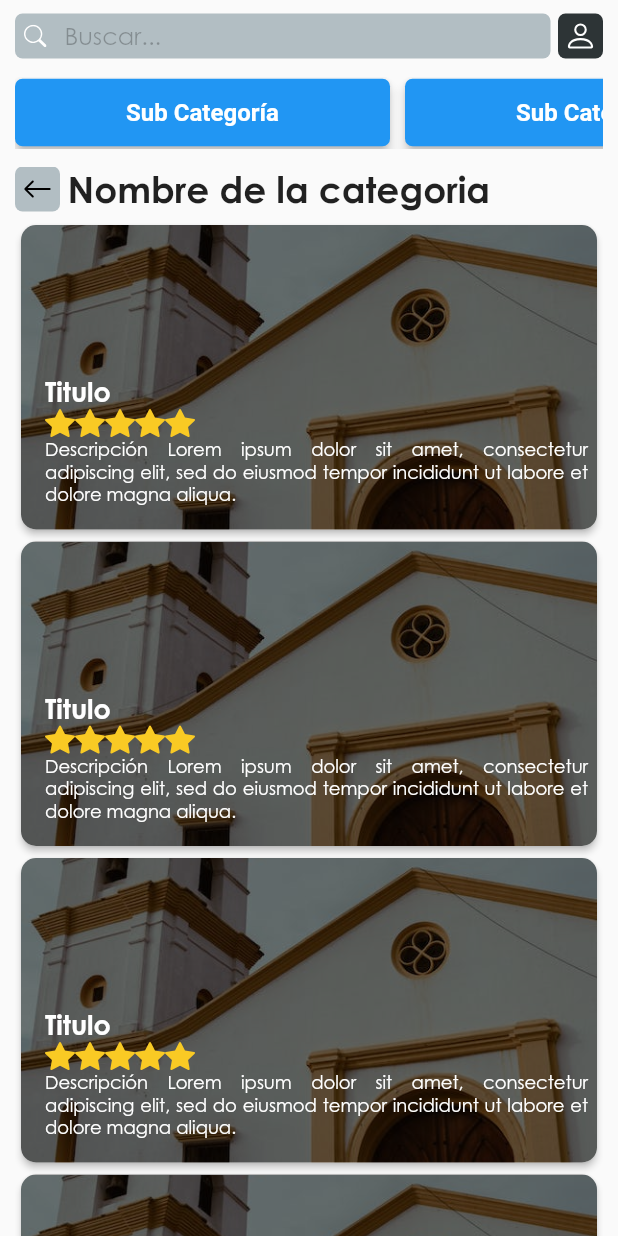
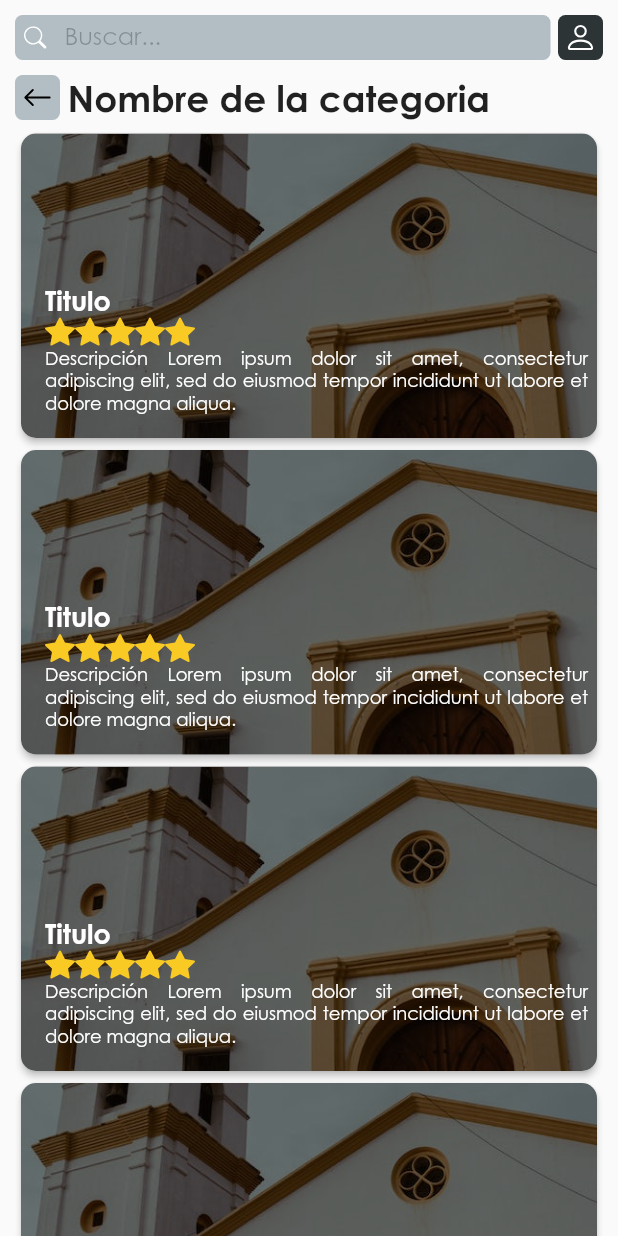
Before and after one commit to pueblobelloapp/TouristApp, a Flutter app: the screen it shows after launch, after a tap on "Ver más", on a phone screen of 412 x 824 dp. Run offline on Flutter 3.47's test engine with Material 2 defaults, Android fonts, the phone set to English and light mode, and no system bars; our stand-ins replace bootstrap_icons, cloud_firestore, email_validator, equatable, firebase_auth, firebase_core and 10 more; accounts and stored records are empty.

Commit message:
popup menu usuario y text buscar, modificados

```diff
--- a/lib/Recursos/Paginas/Home/home.dart
+++ b/lib/Recursos/Paginas/Home/home.dart
@@ -1,6 +1,7 @@
 import 'package:app_turismo_usuario/Recursos/Modelos/Tarjeta_turistica/tarjeta_turistica.dart';
 import 'package:app_turismo_usuario/Recursos/Modelos/Tarjeta_turistica_mini/tarjeta_turistica_mini.dart';
 import 'package:app_turismo_usuario/Recursos/Paginas/Detalles/detail.dart';
+import 'package:app_turismo_usuario/Recursos/Paginas/Home/homeController.dart';
 import 'package:app_turismo_usuario/Recursos/Paginas/Lista_sitio/Site_list.dart';
 import 'package:app_turismo_usuario/Recursos/Widget/Custom_elevated_button.dart';
 import 'package:app_turismo_usuario/Recursos/Widget/custom_textFormField.dart';
@@ -11,16 +12,55 @@ import 'package:flutter/material.dart';
 import 'package:get/get.dart';
 import '../../Modelos/Tarjeta_turistica/tarjeta_turistica_controller.dart';
 import '../../Widget/ContainerText.dart';
+import '../../Widget/PopUpMenuUsuario.dart';
 import '../../theme/app_theme.dart';
-import '../Login/LoginControllers.dart';
-import '../Perfil/Perfil.dart';
-import '../Recuperar_contrasena/RecuperarContrasena.dart';
-import 'HomeController.dart';
+// import 'HomeController.dart';
 
 class Home extends GetView<HomeController> {
+  final HomeController controller = Get.put<HomeController>(HomeController());
   @override
   Widget build(BuildContext context) {
     return Scaffold(
+      appBar: PreferredSize(
+        preferredSize: const Size.fromHeight(60),
+        child: SafeArea(
+          child: Container(
+            padding: const EdgeInsets.only(top: 10, left: 10, right: 10),
+            child: Row(
+              children: <Widget>[
+                Expanded(
+                    child: SizedBox(
+                        height: 30.0,
+                        child: CustomTextFormField(
+                          readOnly: true,
+                          icon: const Icon(
+                            BootstrapIcons.search,
+                            color: AppBasicColors.white,
+                            size: 15.0,
+                          ),
+                          textGuide: 'Buscar...',
+                          obscureText: false,
+                          onTap: (){
+                            Get.to(SiteList(esBuscar: true,));
+                          },
+                          contentPadding:const EdgeInsets.only(top: 8, bottom: 6),
+                          fillColor: const Color.fromRGBO(178, 190, 195, 1),
+                        ))),
+                const SizedBox(
+                  width: 5.0,
+                ),
+                Container(
+                    height: 30.0,
+                    width: 30.0,
+                    decoration: const BoxDecoration(
+                        color: Color.fromRGBO(45, 52, 54, 1),
+                        borderRadius: BorderRadius.all(Radius.circular(5.0))),
+                    child: const PopUpMenuPerfil()),
+              ],
+            ),
+          ),
+        ),
+      ),
       body: Container(
         // margin: const EdgeInsets.fromLTRB(10, 0, 10, 0),
         child: Column(
@@ -41,47 +81,12 @@ class Home extends GetView<HomeController> {
 }
 
 Widget _bodyContainer(BuildContext context) {
-  final controller = Get.put<HomeController>(HomeController());
+  final HomeController controller = Get.find();
 
   return Stack(children: [
     SafeArea(
       child: Column(
         children: [
-          Row(
-            children: <Widget>[
-              Expanded(
-                  child: SizedBox(
-                      height: 30.0,
-                      /*decoration: const BoxDecoration(
-                        borderRadius: BorderRadius.all(Radius.circular(5.0)),
-                      ),*/
-                      child: CustomTextFormField(
-                        controller: controller.search,
-                        icon: const Icon(
-                          BootstrapIcons.search,
-                          color: AppBasicColors.white,
-                          size: 15.0,
-                        ),
-                        textGuide: 'Buscar...',
-                        obscureText: false,
-                        textInputType: TextInputType.name,
-                        contentPadding:
-                            const EdgeInsets.symmetric(vertical: 5.0),
-                        fillColor: const Color.fromRGBO(178, 190, 195, 1),
-                      ))),
-              const SizedBox(
-                width: 5.0,
-              ),
-              Container(
-                  height: 30.0,
-                  width: 30.0,
-                  decoration: const BoxDecoration(
-                      color: Color.fromRGBO(45, 52, 54, 1),
-                      borderRadius: BorderRadius.all(Radius.circular(5.0))),
-                  child: _popupMenuProfile(context)),
-            ],
-          ),
-          const SizedBox(height: 12.0),
           _buildButtonRow(),
           const SizedBox(height: 12.0),
         ],
@@ -92,6 +97,7 @@ Widget _bodyContainer(BuildContext context) {
 
 Widget _buildButtonRow() {
   final buttons = [
+    const SizedBox(width: 10,),
     CustomElevatedButton(
         color: AppBasicColors.greyMun,
         textColor: AppBasicColors.black,
@@ -128,6 +134,7 @@ Widget _buildButtonRow() {
         onPressed: () {
           Get.to(const Detail());
         }),
+        const SizedBox(width: 10,),
     /* CustomRowButton(
       color: AppBasicColors.greyMun,
       icon: BootstrapIcons.book,
@@ -169,7 +176,7 @@ Widget _listTurismo(BuildContext context) {
       WidgetText(
         text: 'Sitios de interés',
         onPressed: () {
-          Get.to(const SiteList());
+          Get.to(SiteList());
         },
         buttonText: 'Ver más',
       ),
@@ -208,7 +215,7 @@ Widget _listTurismo(BuildContext context) {
         buttonText: 'Ver más',
       ),
       //Inicio creacion se sitio turistico
-      syteTurismList(context),
+      d(context),
       ////Creacion fin sitio turistico
       WidgetText(
         text: 'Bienestar',
@@ -271,117 +278,9 @@ Widget _listTurismo(BuildContext context) {
   );
 }
 
-Widget _popupMenuProfile(context) {
-  return PopupMenuButton(
-    icon: Transform.scale(
-      scale: 1.6,
-      child: const Icon(
-        BootstrapIcons.person,
-        color: AppBasicColors.white,
-      ),
-    ),
-    iconSize: 14.0,
-    itemBuilder: (BuildContext context) {
-      return <PopupMenuEntry>[
-        PopupMenuItem(
-          value: 1,
-          child: Container(
-            color: const Color.fromRGBO(255, 255, 255, 1),
-            child: ListTile(
-              leading: Container(
-                height: 30.0,
-                width: 30.0,
-                decoration: const BoxDecoration(
-                    color: Color.fromRGBO(45, 52, 54, 1),
-                    borderRadius: BorderRadius.all(Radius.circular(5.0))),
-                child: const Icon(
-                  BootstrapIcons.person,
-                  color: AppBasicColors.white,
-                  //size: 15.0,
-                ),
-              ),
-              title: const Text(
-                'Mi perfil',
-                style: TextStyle(fontWeight: FontWeight.bold),
-              ),
-            ),
-          ),
-        ),
-        PopupMenuItem(
-          value: 2,
-          child: Container(
-            color: const Color.fromRGBO(255, 255, 255, 1),
-            child: ListTile(
-              leading: Container(
-                height: 30.0,
-                width: 30.0,
-                decoration: const BoxDecoration(
-                    color: Color.fromRGBO(45, 52, 54, 1),
-                    borderRadius: BorderRadius.all(Radius.circular(5.0))),
-                child: const Icon(
-                  BootstrapIcons.lock,
-                  color: AppBasicColors.white,
-                ),
-              ),
-              title: const Text(
-                'Cambiar clave',
-                style: TextStyle(fontWeight: FontWeight.bold),
-              ),
-            ),
-          ),
-        ),
-        PopupMenuItem(
-          value: 3,
-          child: Container(
-            color: const Color.fromRGBO(255, 255, 255, 1),
-            child: ListTile(
-              leading: Container(
-                height: 30.0,
-                width: 30.0,
-                decoration: const BoxDecoration(
-                    color: Color.fromRGBO(45, 52, 54, 1),
-                    borderRadius: BorderRadius.all(Radius.circular(5.0))),
-                child: const Icon(
-                  BootstrapIcons.power,
-                  color: AppBasicColors.white,
-                ),
-              ),
-              title: const Text(
-                'Cerrar sesión',
-                style: TextStyle(fontWeight: FontWeight.bold),
-              ),
-            ),
-          ),
-        ),
-      ];
-    },
-    onSelected: (value) {
-      switch (value) {
-        case 1:
-          showDialog(
-              context: context,
-              builder: (BuildContext context) {
-                return const ProfileDialog();
-              });
-          break;
-        case 2:
-          showDialog(
-              context: context,
-              builder: (BuildContext context) {
-                return const RecoveryPassword();
-              });
-          break;
-        case 3:
-          ControllerLogin().logout();
-          //Get.find<ControllerLogin>().logout();
-          break;
-      }
-    },
-  );
-}
 
-Widget syteTurismList(BuildContext context) {
-  final HomeController homeController = getIt();
+Widget d(BuildContext context) {
+  final HomeController homeController = Get.find();
   return
       StreamBuilder<QuerySnapshot>(
           stream: homeController.selectSites(),
--- a/lib/Recursos/Paginas/Home/homeController.dart
+++ b/lib/Recursos/Paginas/Home/homeController.dart
@@ -1,4 +1,4 @@
-import 'package:app_turismo_usuario/Recursos/DataSource/DataFirebaseInformationSites.dart';
+// import 'package:app_turismo_usuario/Recursos/DataSource/DataFirebaseInformationSites.dart';
 import 'package:app_turismo_usuario/Recursos/Repository/RepositoryInformationSites.dart';
 import 'package:app_turismo_usuario/main.dart';
 import 'package:cloud_firestore/cloud_firestore.dart';
--- a/lib/Recursos/Paginas/Lista_sitio/Site_list.dart
+++ b/lib/Recursos/Paginas/Lista_sitio/Site_list.dart
@@ -1,5 +1,3 @@
-import 'dart:math';
-
 import 'package:app_turismo_usuario/Recursos/Paginas/Lista_sitio/Site_listController.dart';
 import 'package:app_turismo_usuario/Recursos/Widget/Custom_elevated_button.dart';
 import 'package:app_turismo_usuario/Recursos/Widget/custom_back_button.dart';
@@ -11,29 +9,67 @@ import 'package:get/get.dart';
 
 import '../../Modelos/Tarjeta_turistica/tarjeta_turistica.dart';
 import '../../Modelos/Tarjeta_turistica/tarjeta_turistica_controller.dart';
-import '../../Widget/ContainerText.dart';
-import '../../Widget/Custom_row_button.dart';
-import '../Perfil/Perfil.dart';
-import '../Recuperar_contrasena/RecuperarContrasena.dart';
+import '../../Widget/PopUpMenuUsuario.dart';
 
 class SiteList extends GetView<SiteListController> {
-  const SiteList({super.key});
+
+  final bool esBuscar;
+  final controller = Get.put<SiteListController>(SiteListController());
+
+  SiteList({super.key, this.esBuscar = false, });
 
   @override
   Widget build(BuildContext context) {
     return Scaffold(
+        appBar: PreferredSize(
+        preferredSize: const Size.fromHeight(60),
+        child: SafeArea(
+          child: Container(
+            padding: const EdgeInsets.only(top: 10, left: 10, right: 10, bottom: 10),
+            child: Row(
+              children: <Widget>[
+                Expanded(
+                    child: SizedBox(
+                        height: 30.0,
+                        child: CustomTextFormField(
+                          icon: const Icon(
+                            BootstrapIcons.search,
+                            color: AppBasicColors.white,
+                            size: 15.0,
+                          ),
+                          controller: controller.search,
+                          textGuide: 'Buscar...',
+                          obscureText: false,
+                          contentPadding:const EdgeInsets.only(top: 8, bottom: 6),
+                          fillColor: const Color.fromRGBO(178, 190, 195, 1),
+                        ))),
+                const SizedBox(
+                  width: 5.0,
+                ),
+                Container(
+                    height: 30.0,
+                    width: 30.0,
+                    decoration: const BoxDecoration(
+                        color: Color.fromRGBO(45, 52, 54, 1),
+                        borderRadius: BorderRadius.all(Radius.circular(5.0))),
+                    child: const PopUpMenuPerfil()),
+              ],
+            ),
+          ),
+        ),
+      ),
         //backgroundColor: AppBasicColors.greyMun,
         body: Container(
       margin: const EdgeInsets.fromLTRB(10, 0, 10, 0),
       child: Column(
         children: [
-          Padding(
-            padding: const EdgeInsets.only(top: 9.0),
-            child: __bodyContainer(context),
-          ),
+          // Padding(
+          //   padding: const EdgeInsets.only(top: 9.0),
+          //   child: __bodyContainer(context),
+          // ),
           Expanded(
               child: SingleChildScrollView(
-            child: _listTurismo(),
+            child: _listTurismo(esBuscar: esBuscar),
           ))
           /* Align(
             alignment: Alignment.bottomCenter,
@@ -48,54 +84,54 @@ class SiteList extends GetView<SiteListController> {
   }
 }
 
-Widget __bodyContainer(BuildContext context) {
-  final controller = Get.put<SiteListController>(SiteListController());
+// Widget __bodyContainer(BuildContext context) {
+//   final controller = Get.put<SiteListController>(SiteListController());
 
-  return Stack(children: [
-    SafeArea(
-        child: Column(
-      children: [
-        Row(
-          children: <Widget>[
-            Expanded(
-                child: SizedBox(
-              height: 30.0,
-              child: CustomTextFormField(
-                controller: controller.search,
-                icon: const Icon(
-                  BootstrapIcons.search,
-                  color: AppBasicColors.white,
-                  size: 15.0,
-                ),
-                textGuide: 'Buscar...',
-                obscureText: false,
-                textInputType: TextInputType.name,
-                contentPadding: const EdgeInsets.symmetric(vertical: 5.0),
-                fillColor: const Color.fromRGBO(178, 190, 195, 1),
-              ),
-            )),
-            const SizedBox(
-              width: 5.0,
-            ),
-            Container(
-                height: 30.0,
-                width: 30.0,
-                decoration: const BoxDecoration(
-                  color: Color.fromRGBO(45, 52, 54, 1),
-                  borderRadius: BorderRadius.all(Radius.circular(5.0)),
-                ),
-                child: _popupMenuProfile(context))
-          ],
-        ),
-        const SizedBox(height: 12.0),
-        _buildButtonRow(),
-        const SizedBox(height: 12.0),
-      ],
-    )),
-  ]);
-}
+//   return Stack(children: [
+//     SafeArea(
+//         child: Column(
+//       children: [
+//         Row(
+//           children: <Widget>[
+//             Expanded(
+//                 child: SizedBox(
+//               height: 30.0,
+//               child: CustomTextFormField(
+//                 controller: controller.search,
+//                 icon: const Icon(
+//                   BootstrapIcons.search,
+//                   color: AppBasicColors.white,
+//                   size: 15.0,
+//                 ),
+//                 textGuide: 'Buscar...',
+//                 obscureText: false,
+//                 textInputType: TextInputType.name,
+//                 contentPadding: const EdgeInsets.symmetric(vertical: 5.0),
+//                 fillColor: const Color.fromRGBO(178, 190, 195, 1),
+//               ),
+//             )),
+//             const SizedBox(
+//               width: 5.0,
+//             ),
+//             Container(
+//                 height: 30.0,
+//                 width: 30.0,
+//                 decoration: const BoxDecoration(
+//                   color: Color.fromRGBO(45, 52, 54, 1),
+//                   borderRadius: BorderRadius.all(Radius.circular(5.0)),
+//                 ),
+//                 child: const PopUpMenuPerfil())
+//           ],
+//         ),
+//         // const SizedBox(height: 12.0),
+//         // _buildButtonRow(),
+//         // const SizedBox(height: 12.0),
+//       ],
+//     )),
+//   ]);
+// }
 
-Widget _listTurismo() {
+Widget _listTurismo({bool esBuscar = false }) {
   final TarjetaTuristicaController tarjetaTuristicaController =
       Get.put(TarjetaTuristicaController());
 
@@ -108,9 +144,9 @@ Widget _listTurismo() {
           }),
           Container(
             margin: const EdgeInsets.only(top: 0, left: 5.0),
-            child: const Text(
-              'Nombre de la categoria',
-              style: TextStyle(fontWeight: FontWeight.bold, fontSize: 24.0),
+            child: Text(
+              esBuscar ? 'Buscar' :'Nombre de la categoria',
+              style: const TextStyle(fontWeight: FontWeight.bold, fontSize: 24.0),
             ),
           )
         ],
@@ -154,114 +190,6 @@ Widget _listTurismo() {
   );
 }
 
-Widget _popupMenuProfile(BuildContext context) {
-  return PopupMenuButton(
-    icon: Transform.scale(
-      scale: 1.6,
-      child: const Icon(
-        BootstrapIcons.person,
-        color: AppBasicColors.white,
-      ),
-    ),
-    iconSize: 14.0,
-    itemBuilder: (BuildContext context) {
-      return <PopupMenuEntry>[
-        PopupMenuItem(
-          value: 1,
-          child: Container(
-            color: const Color.fromRGBO(255, 255, 255, 1),
-            child: ListTile(
-              leading: Container(
-                height: 30.0,
-                width: 30.0,
-                decoration: const BoxDecoration(
-                    color: Color.fromRGBO(45, 52, 54, 1),
-                    borderRadius: BorderRadius.all(Radius.circular(5.0))),
-                child: const Icon(
-                  BootstrapIcons.person,
-                  color: AppBasicColors.white,
-                  //size: 15.0,
-                ),
-              ),
-              title: const Text(
-                'Mi perfil',
-                style: TextStyle(fontWeight: FontWeight.bold),
-              ),
-            ),
-          ),
-        ),
-        PopupMenuItem(
-          value: 2,
-          child: Container(
-            color: const Color.fromRGBO(255, 255, 255, 1),
-            child: ListTile(
-              leading: Container(
-                height: 30.0,
-                width: 30.0,
-                decoration: const BoxDecoration(
-                    color: Color.fromRGBO(45, 52, 54, 1),
-                    borderRadius: BorderRadius.all(Radius.circular(5.0))),
-                child: const Icon(
-                  BootstrapIcons.lock,
-                  color: AppBasicColors.white,
-                ),
-              ),
-              title: const Text(
-                'Cambiar clave',
-                style: TextStyle(fontWeight: FontWeight.bold),
-              ),
-            ),
-          ),
-        ),
-        PopupMenuItem(
-          value: 3,
-          child: Container(
-            color: const Color.fromRGBO(255, 255, 255, 1),
-            child: ListTile(
-              leading: Container(
-                height: 30.0,
-                width: 30.0,
-                decoration: const BoxDecoration(
-                    color: Color.fromRGBO(45, 52, 54, 1),
-                    borderRadius: BorderRadius.all(Radius.circular(5.0))),
-                child: const Icon(
-                  BootstrapIcons.power,
-                  color: AppBasicColors.white,
-                ),
-              ),
-              title: const Text(
-                'Cerrar sesión',
-                style: TextStyle(fontWeight: FontWeight.bold),
-              ),
-            ),
-          ),
-        ),
-      ];
-    },
-    onSelected: (value) {
-      switch (value) {
-        case 1:
-          showDialog(
-              context: context,
-              builder: (BuildContext context) {
-                return const ProfileDialog();
-              });
-          break;
-        case 2:
-          showDialog(
-              context: context,
-              builder: (BuildContext context) {
-                return const RecoveryPassword();
-              });
-          break;
-        case 3:
-          //ControllerLogin().logout();
-          //Get.find<ControllerLogin>().logout();
-          break;
-      }
-    },
-  );
-}
 
 Widget _buildButtonRow() {
   final buttons = [
--- /dev/null
+++ b/lib/Recursos/Widget/PopUpMenuUsuario.dart
@@ -0,0 +1,123 @@
+
+import 'package:bootstrap_icons/bootstrap_icons.dart';
+import 'package:flutter/material.dart';
+
+import '../Paginas/Perfil/Perfil.dart';
+import '../Paginas/Recuperar_contrasena/RecuperarContrasena.dart';
+import '../theme/app_theme.dart';
+
+class PopUpMenuPerfil extends StatelessWidget {
+  const PopUpMenuPerfil({
+    Key? key,
+  }) : super(key: key);
+
+  @override
+  Widget build(BuildContext context) {
+    return PopupMenuButton(
+      icon: Transform.scale(
+        scale: 1.6,
+        child: const Icon(
+          BootstrapIcons.person,
+          color: AppBasicColors.white,
+        ),
+      ),
+      iconSize: 14.0,
+      itemBuilder: (BuildContext context) {
+        return <PopupMenuEntry>[
+          PopupMenuItem(
+            value: 1,
+            child: Container(
+              color: const Color.fromRGBO(255, 255, 255, 1),
+              child: ListTile(
+                leading: Container(
+                  height: 30.0,
+                  width: 30.0,
+                  decoration: const BoxDecoration(
+                      color: Color.fromRGBO(45, 52, 54, 1),
+                      borderRadius: BorderRadius.all(Radius.circular(5.0))),
+                  child: const Icon(
+                    BootstrapIcons.person,
+                    color: AppBasicColors.white,
+                    //size: 15.0,
+                  ),
+                ),
+                title: const Text(
+                  'Mi perfil',
+                  style: TextStyle(fontWeight: FontWeight.bold),
+                ),
+              ),
+            ),
+          ),
+          PopupMenuItem(
+            value: 2,
+            child: Container(
+              color: const Color.fromRGBO(255, 255, 255, 1),
+              child: ListTile(
+                leading: Container(
+                  height: 30.0,
+                  width: 30.0,
+                  decoration: const BoxDecoration(
+                      color: Color.fromRGBO(45, 52, 54, 1),
+                      borderRadius: BorderRadius.all(Radius.circular(5.0))),
+                  child: const Icon(
+                    BootstrapIcons.lock,
+                    color: AppBasicColors.white,
+                  ),
+                ),
+                title: const Text(
+                  'Cambiar clave',
+                  style: TextStyle(fontWeight: FontWeight.bold),
+                ),
+              ),
+            ),
+          ),
+          PopupMenuItem(
+            value: 3,
+            child: Container(
+              color: const Color.fromRGBO(255, 255, 255, 1),
+              child: ListTile(
+                leading: Container(
+                  height: 30.0,
+                  width: 30.0,
+                  decoration: const BoxDecoration(
+                      color: Color.fromRGBO(45, 52, 54, 1),
+                      borderRadius: BorderRadius.all(Radius.circular(5.0))),
+                  child: const Icon(
+                    BootstrapIcons.power,
+                    color: AppBasicColors.white,
+                  ),
+                ),
+                title: const Text(
+                  'Cerrar sesión',
+                  style: TextStyle(fontWeight: FontWeight.bold),
+                ),
+              ),
+            ),
+          ),
+        ];
+      },
+      onSelected: (value) {
+        switch (value) {
+          case 1:
+            showDialog(
+                context: context,
+                builder: (BuildContext context) {
+                  return const ProfileDialog();
+                });
+            break;
+          case 2:
+            showDialog(
+                context: context,
+                builder: (BuildContext context) {
+                  return const RecoveryPassword();
+                });
+            break;
+          case 3:
+            //ControllerLogin().logout();
+            //Get.find<ControllerLogin>().logout();
+            break;
+        }
+      },
+    );
+  }
+}
--- a/lib/Recursos/Widget/custom_textFormField.dart
+++ b/lib/Recursos/Widget/custom_textFormField.dart
@@ -4,12 +4,12 @@ import 'package:app_turismo_usuario/Recursos/theme/app_theme.dart';
 import 'package:flutter/material.dart';
 
 class CustomTextFormField extends StatelessWidget {
-  final TextEditingController controller;
+  final TextEditingController? controller;
   final Icon icon;
   final String textGuide;
   final bool obscureText;
   final String? msgError;
-  final TextInputType textInputType;
+  final TextInputType? textInputType;
   final EdgeInsetsGeometry? contentPadding;
   final Color? fillColor;
   final bool readOnly;
@@ -17,11 +17,11 @@ class CustomTextFormField extends StatelessWidget {
 
   const CustomTextFormField(
       {super.key,
-      required this.controller,
+      this.controller,
       required this.icon,
       required this.textGuide,
       required this.obscureText,
-      required this.textInputType,
+      this.textInputType,
       this.contentPadding = const EdgeInsets.all(16.0),
       this.fillColor = AppBasicColors.white,
       this.msgError,
--- a/lib/main.dart
+++ b/lib/main.dart
@@ -21,6 +21,7 @@ void main() async {
   await Firebase.initializeApp();
 
   await injectDependencies();
+
   runApp(MyApp());
 }
 
```
Also changed, not shown: 1 other file.
